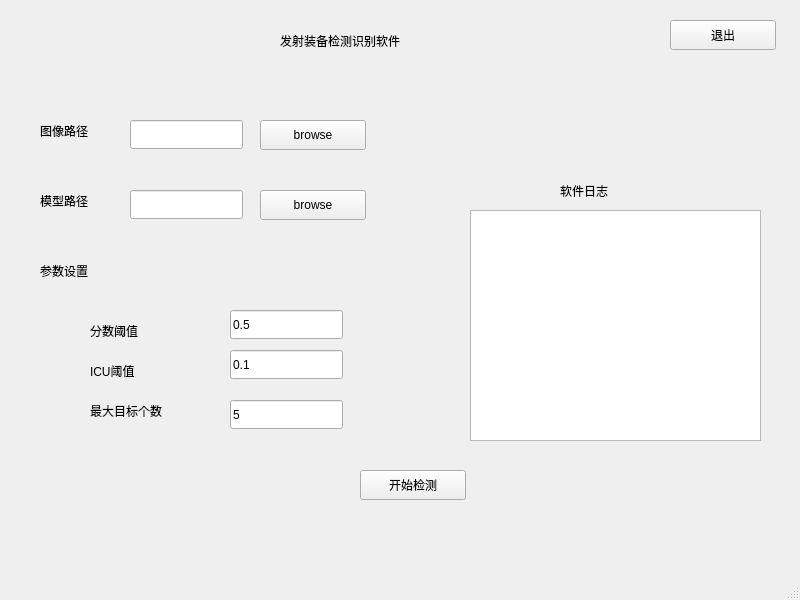
Old version of the form v1/detection.ui in the repository chongkuiqi/FTRP_app.
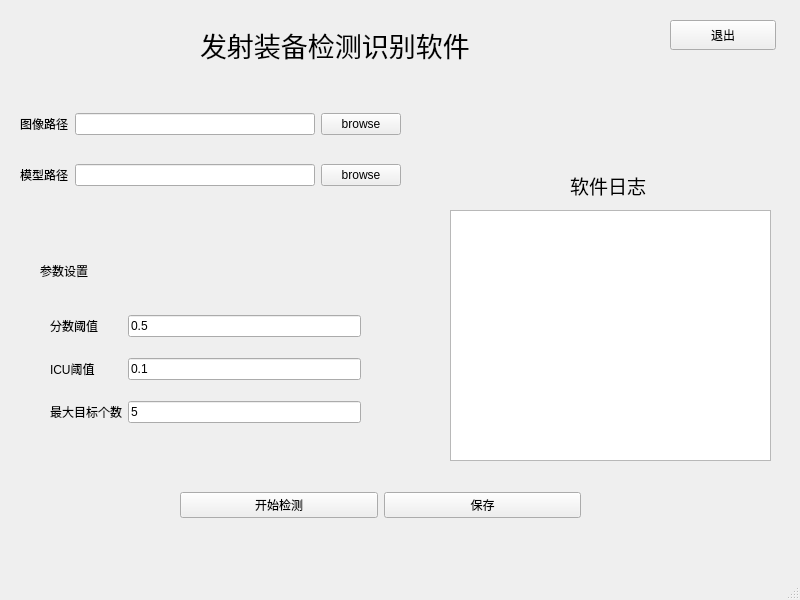
New version of the form.

Patch:
```diff
--- a/v1/detection.ui
+++ b/v1/detection.ui
@@ -17,17 +17,20 @@
    <widget class="QLabel" name="label_winName">
     <property name="geometry">
      <rect>
-      <x>280</x>
-      <y>30</y>
-      <width>191</width>
-      <height>21</height>
+      <x>200</x>
+      <y>20</y>
+      <width>351</width>
+      <height>51</height>
      </rect>
     </property>
     <property name="lineWidth">
-     <number>1</number>
+     <number>6</number>
     </property>
     <property name="text">
-     <string>发射装备检测识别软件</string>
+     <string>&lt;html&gt;&lt;head/&gt;&lt;body&gt;&lt;p&gt;&lt;span style=&quot; font-size:20pt;&quot;&gt;发射装备检测识别软件&lt;/span&gt;&lt;/p&gt;&lt;/body&gt;&lt;/html&gt;</string>
+    </property>
+    <property name="scaledContents">
+     <bool>true</bool>
     </property>
    </widget>
    <widget class="QPushButton" name="bu_exit">
@@ -43,19 +46,6 @@
      <string>退出</string>
     </property>
    </widget>
-   <widget class="QLabel" name="label_imgpath">
-    <property name="geometry">
-     <rect>
-      <x>40</x>
-      <y>120</y>
-      <width>80</width>
-      <height>21</height>
-     </rect>
-    </property>
-    <property name="text">
-     <string>图像路径</string>
-    </property>
-   </widget>
    <widget class="QLabel" name="label_para">
     <property name="geometry">
      <rect>
@@ -69,178 +59,154 @@
      <string>参数设置</string>
     </property>
    </widget>
-   <widget class="QPushButton" name="bu_detect">
+   <widget class="QTextBrowser" name="text_log">
     <property name="geometry">
      <rect>
-      <x>360</x>
-      <y>470</y>
-      <width>106</width>
-      <height>30</height>
+      <x>450</x>
+      <y>210</y>
+      <width>321</width>
+      <height>251</height>
      </rect>
     </property>
+   </widget>
+   <widget class="QLabel" name="label_log">
+    <property name="geometry">
+     <rect>
+      <x>570</x>
+      <y>170</y>
+      <width>101</width>
+      <height>31</height>
+     </rect>
+    </property>
     <property name="text">
-     <string>开始检测</string>
+     <string>&lt;html&gt;&lt;head/&gt;&lt;body&gt;&lt;p&gt;&lt;span style=&quot; font-size:14pt;&quot;&gt;软件日志&lt;/span&gt;&lt;/p&gt;&lt;/body&gt;&lt;/html&gt;</string>
     </property>
    </widget>
-   <widget class="QLineEdit" name="le_imgpath">
+   <widget class="QWidget" name="">
     <property name="geometry">
      <rect>
-      <x>130</x>
-      <y>120</y>
-      <width>113</width>
-      <height>29</height>
+      <x>20</x>
+      <y>90</y>
+      <width>381</width>
+      <height>121</height>
      </rect>
     </property>
-   </widget>
+    <layout class="QGridLayout" name="gridLayout">
+     <item row="0" column="0">
+      <widget class="QLabel" name="label_imgpath">
+       <property name="text">
+        <string>图像路径</string>
+       </property>
+      </widget>
+     </item>
+     <item row="0" column="1">
+      <widget class="QLineEdit" name="le_imgpath"/>
+     </item>
+     <item row="0" column="2">
    <widget class="QPushButton" name="bu_browse">
-    <property name="geometry">
-     <rect>
-      <x>260</x>
-      <y>120</y>
-      <width>106</width>
-      <height>30</height>
-     </rect>
-    </property>
     <property name="text">
      <string>browse</string>
     </property>
    </widget>
-   <widget class="QPushButton" name="bu_browse_model">
-    <property name="geometry">
-     <rect>
-      <x>260</x>
-      <y>190</y>
-      <width>106</width>
-      <height>30</height>
-     </rect>
-    </property>
-    <property name="text">
-     <string>browse</string>
-    </property>
-   </widget>
+     </item>
+     <item row="1" column="0">
    <widget class="QLabel" name="label_modelpath">
-    <property name="geometry">
-     <rect>
-      <x>40</x>
-      <y>190</y>
-      <width>80</width>
-      <height>21</height>
-     </rect>
-    </property>
     <property name="text">
      <string>模型路径</string>
     </property>
    </widget>
-   <widget class="QLineEdit" name="le_modelpath">
+     </item>
+     <item row="1" column="1">
+      <widget class="QLineEdit" name="le_modelpath"/>
+     </item>
+     <item row="1" column="2">
+      <widget class="QPushButton" name="bu_browse_model">
+       <property name="text">
+        <string>browse</string>
+       </property>
+      </widget>
+     </item>
+    </layout>
+   </widget>
+   <widget class="QWidget" name="">
     <property name="geometry">
      <rect>
-      <x>130</x>
-      <y>190</y>
-      <width>113</width>
-      <height>29</height>
+      <x>50</x>
+      <y>300</y>
+      <width>311</width>
+      <height>141</height>
      </rect>
     </property>
-   </widget>
+    <layout class="QGridLayout" name="gridLayout_2">
+     <item row="0" column="0">
    <widget class="QLabel" name="label_score">
-    <property name="geometry">
-     <rect>
-      <x>90</x>
-      <y>320</y>
-      <width>80</width>
-      <height>21</height>
-     </rect>
-    </property>
     <property name="text">
      <string>分数阈值</string>
     </property>
    </widget>
-   <widget class="QLabel" name="label_iou_thr">
-    <property name="geometry">
-     <rect>
-      <x>90</x>
-      <y>360</y>
-      <width>80</width>
-      <height>21</height>
-     </rect>
-    </property>
-    <property name="text">
-     <string>ICU阈值</string>
-    </property>
-   </widget>
-   <widget class="QLabel" name="label_maxnum">
-    <property name="geometry">
-     <rect>
-      <x>90</x>
-      <y>400</y>
-      <width>111</width>
-      <height>21</height>
-     </rect>
-    </property>
-    <property name="text">
-     <string>最大目标个数</string>
-    </property>
-   </widget>
+     </item>
+     <item row="0" column="1">
    <widget class="QLineEdit" name="line_score">
-    <property name="geometry">
-     <rect>
-      <x>230</x>
-      <y>310</y>
-      <width>113</width>
-      <height>29</height>
-     </rect>
-    </property>
     <property name="text">
      <string>0.5</string>
     </property>
    </widget>
+     </item>
+     <item row="1" column="0">
+      <widget class="QLabel" name="label_iou_thr">
+       <property name="text">
+        <string>ICU阈值</string>
+       </property>
+      </widget>
+     </item>
+     <item row="1" column="1">
    <widget class="QLineEdit" name="line_iou_thr">
-    <property name="geometry">
-     <rect>
-      <x>230</x>
-      <y>350</y>
-      <width>113</width>
-      <height>29</height>
-     </rect>
-    </property>
     <property name="text">
      <string>0.1</string>
     </property>
    </widget>
+     </item>
+     <item row="2" column="0">
+      <widget class="QLabel" name="label_maxnum">
+       <property name="text">
+        <string>最大目标个数</string>
+       </property>
+      </widget>
+     </item>
+     <item row="2" column="1">
    <widget class="QLineEdit" name="line_maxnum">
-    <property name="geometry">
-     <rect>
-      <x>230</x>
-      <y>400</y>
-      <width>113</width>
-      <height>29</height>
-     </rect>
-    </property>
     <property name="text">
      <string>5</string>
     </property>
    </widget>
-   <widget class="QTextBrowser" name="text_log">
-    <property name="geometry">
-     <rect>
-      <x>470</x>
-      <y>210</y>
-      <width>291</width>
-      <height>231</height>
-     </rect>
-    </property>
+     </item>
+    </layout>
    </widget>
-   <widget class="QLabel" name="label_log">
+   <widget class="QWidget" name="">
     <property name="geometry">
      <rect>
-      <x>560</x>
-      <y>180</y>
-      <width>80</width>
-      <height>21</height>
+      <x>180</x>
+      <y>480</y>
+      <width>401</width>
+      <height>51</height>
      </rect>
     </property>
+    <layout class="QHBoxLayout" name="horizontalLayout">
+     <item>
+      <widget class="QPushButton" name="bu_detect">
     <property name="text">
-     <string>软件日志</string>
-    </property>
+        <string>开始检测</string>
+       </property>
+      </widget>
+     </item>
+     <item>
+      <widget class="QPushButton" name="bu_save">
+       <property name="text">
+        <string>保存</string>
+       </property>
+      </widget>
+     </item>
+    </layout>
    </widget>
   </widget>
   <widget class="QMenuBar" name="menubar">
```
Lines whose indentation alone changed are shown as unchanged.
